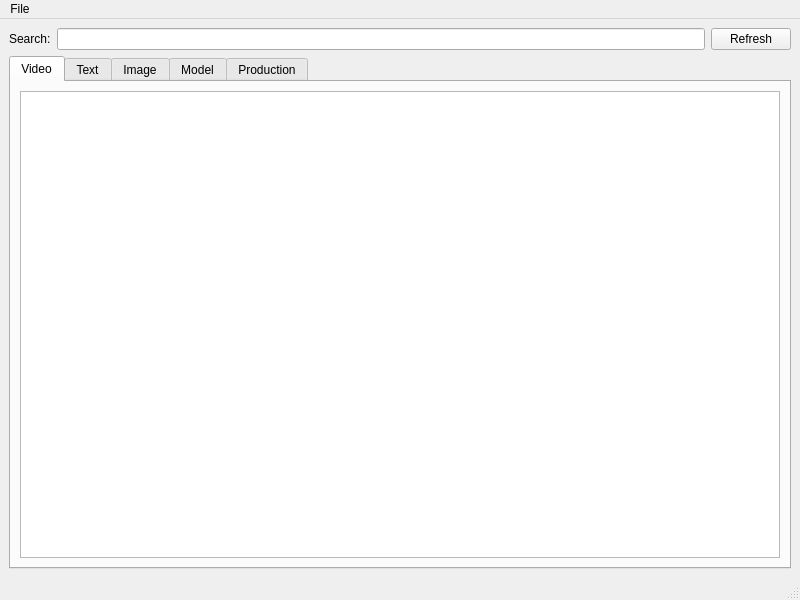
This is UI/asset_management.ui in HaydenGuy/PyQt_Asset_Management_System as Qt 5 draws it before an edit. The edited form follows.
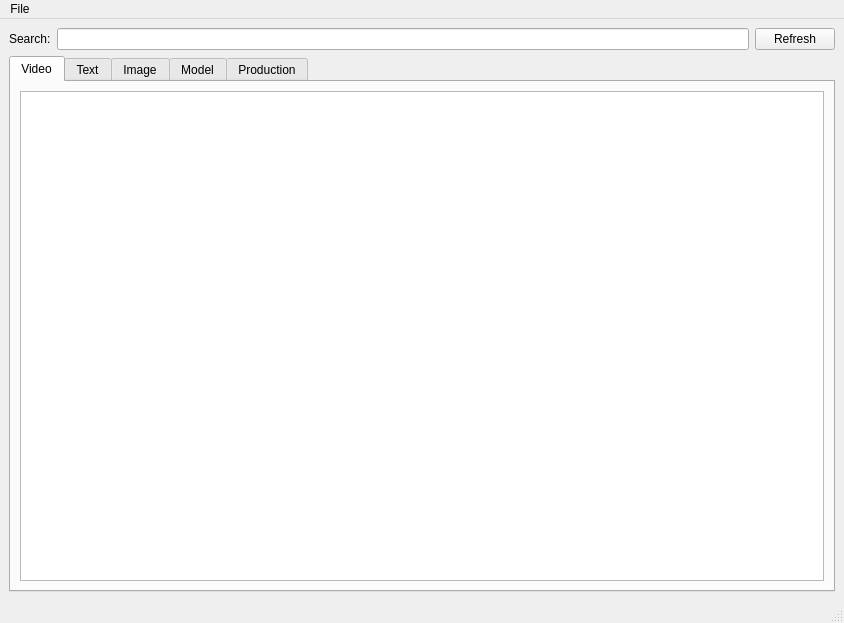
This is the edited form. The open tabs and pages were chosen to show the change.

Commit message: Updated UI size and separated the metadata so each has its own row

Patch:
```diff
--- a/UI/asset_management.ui
+++ b/UI/asset_management.ui
@@ -6,8 +6,8 @@
    <rect>
     <x>0</x>
     <y>0</y>
-    <width>800</width>
-    <height>600</height>
+    <width>844</width>
+    <height>623</height>
    </rect>
   </property>
   <property name="windowTitle">
@@ -107,7 +107,7 @@
     <rect>
      <x>0</x>
      <y>0</y>
-     <width>800</width>
+     <width>844</width>
      <height>23</height>
     </rect>
    </property>
```
Left out of the diff: 2 changed lines with no effect on the pictures. The commit also changes 3 other files.
